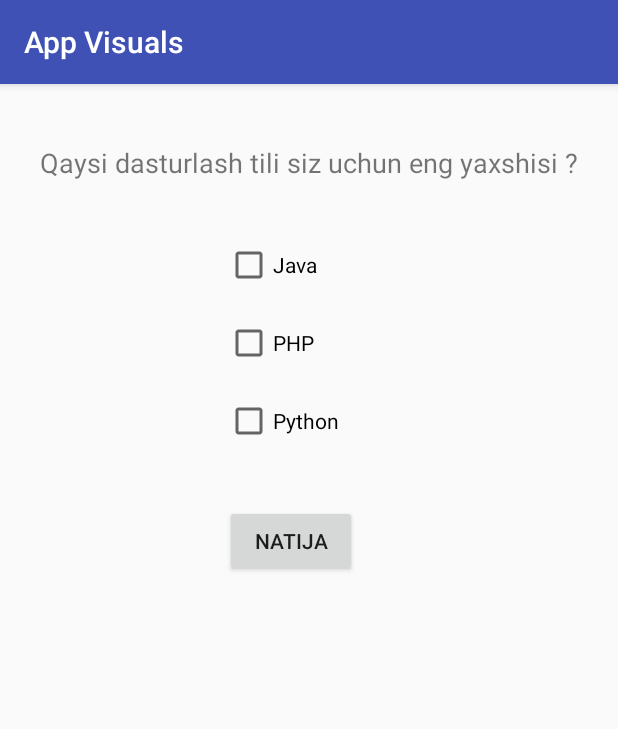
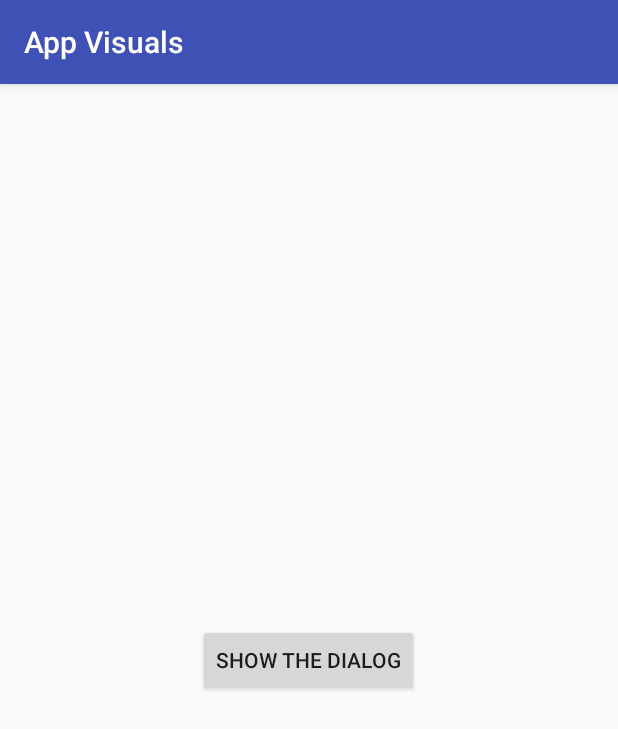
Before and after one commit to Abdulfattoh/Android-App-Visuals, an Android app: the screen it shows after launch (CheckBox before the commit, AlertDialogActivity after it), on a phone screen of 412 x 824 dp. Shown: the top 729 px of the screen. Run offline under Robolectric (Android 15) with nearby library versions, the phone set to English and light mode, and no system bars.

Commit message:
alertdialog

```diff
--- a/app/src/main/AndroidManifest.xml
+++ b/app/src/main/AndroidManifest.xml
@@ -9,7 +9,7 @@
         android:roundIcon="@mipmap/ic_launcher_round"
         android:supportsRtl="true"
         android:theme="@style/AppTheme">
-        <activity android:name=".CheckBox">
+        <activity android:name=".AlertDialogActivity">
             <intent-filter>
                 <action android:name="android.intent.action.MAIN" />
 
@@ -19,6 +19,7 @@
         <activity android:name=".RadioButtonActivity" />
         <activity android:name=".SeekBarActivity" />
         <activity android:name=".ToggleButton" />
+        <activity android:name=".CheckBox" />
     </application>
 
 </manifest>
--- /dev/null
+++ b/app/src/main/java/uz/project/dream/appvisuals/AlertDialogActivity.java
@@ -0,0 +1,63 @@
+package uz.project.dream.appvisuals;
+
+import android.content.DialogInterface;
+import android.os.Bundle;
+import android.support.annotation.Nullable;
+import android.support.v7.app.AlertDialog;
+import android.support.v7.app.AppCompatActivity;
+import android.view.View;
+import android.widget.Button;
+
+/**
+ * Created by Abdufattokh on 8/7/2018.
+ */
+
+public class AlertDialogActivity extends AppCompatActivity{
+
+    private AlertDialog.Builder builder;
+    private Button show;
+
+    @Override
+    protected void onCreate(@Nullable Bundle savedInstanceState) {
+        super.onCreate(savedInstanceState);
+        setContentView(R.layout.activity_alert_dialog);
+
+        show = findViewById(R.id.show);
+        show.setOnClickListener(new View.OnClickListener() {
+            @Override
+            public void onClick(View v) {
+                // shu yerda biz alertdialogmizni qurib olamiz
+
+                builder = new AlertDialog.Builder(AlertDialogActivity.this);
+
+                //builder.setTitle(R.string.chiqish);
+                builder.setTitle(getResources().getString(R.string.chiqish));
+
+                builder.setMessage(getResources().getString(R.string.message));
+
+                builder.setCancelable(false); // bekor qila olmasligi
+
+                builder.setPositiveButton(getResources().getString(R.string.yes), new DialogInterface.OnClickListener() {
+                    @Override
+                    public void onClick(DialogInterface dialog, int which) {
+                        AlertDialogActivity.this.finish();
+                    }
+                });
+
+                builder.setNegativeButton(getResources().getString(R.string.no), new DialogInterface.OnClickListener() {
+                    @Override
+                    public void onClick(DialogInterface dialog, int which) {
+                        dialog.dismiss();
+                    }
+                });
+
+                // dialogni qurib bitkazdik builder
+
+                AlertDialog dialog = builder.create();
+
+                dialog.show();
+
+            }
+        });
+    }
+}
--- /dev/null
+++ b/app/src/main/res/layout/activity_alert_dialog.xml
@@ -0,0 +1,14 @@
+<?xml version="1.0" encoding="utf-8"?>
+<RelativeLayout xmlns:android="http://schemas.android.com/apk/res/android"
+    android:layout_width="match_parent"
+    android:layout_height="match_parent">
+
+    <Button
+        android:id="@+id/show"
+        android:layout_width="wrap_content"
+        android:layout_height="wrap_content"
+        android:layout_centerHorizontal="true"
+        android:layout_centerVertical="true"
+        android:text="@string/show_the_dialog" />
+
+</RelativeLayout>
--- a/app/src/main/res/values/strings.xml
+++ b/app/src/main/res/values/strings.xml
@@ -1,4 +1,10 @@
 <resources>
     <string name="app_name">App Visuals</string>
     <string name="qaysi_dasturlash_tili_siz_uchun_eng_yaxshisi">Qaysi Dasturlash tili siz uchun eng yaxshisi ?</string>
+    <string name="show_the_dialog">Show the dialog</string>
+    <string name="chiqish">Ilovani tark etish</string>
+    <string name="message">Haqiqatdan ham ilovadan chiqishni hohlaysizmi ?</string>
+    <string name="yes">Ha albatta</string>
+    <string name="no">Yo\'q</string>
+
 </resources>
```
